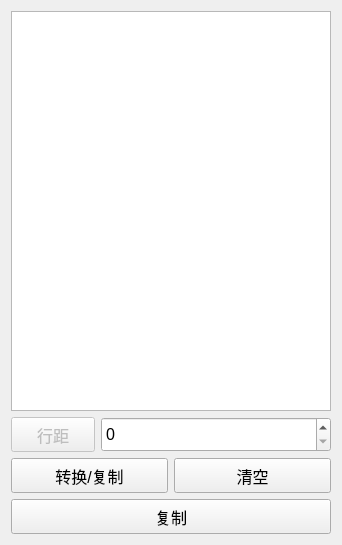
This is qt_project/edit/text2htmldlg.ui in RockyChing/qt_play as Qt 5 draws it before an edit. The edited form follows.
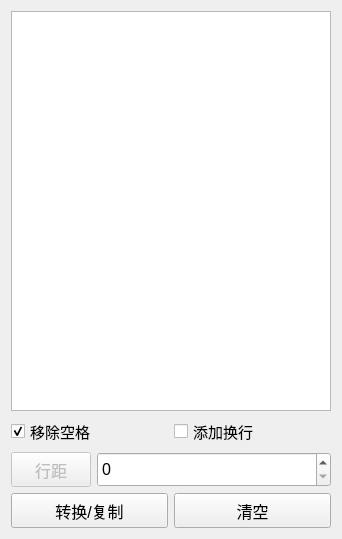
This is the edited form. Icons and pictures are not drawn.

Commit message: Dev V1.9.3 1. Add new line checkbox 2. Add del space checkbox

Diff of the .ui file:
```diff
--- a/qt_project/edit/text2htmldlg.ui
+++ b/qt_project/edit/text2htmldlg.ui
@@ -7,7 +7,7 @@
     <x>0</x>
     <y>0</y>
     <width>338</width>
-    <height>545</height>
+    <height>539</height>
    </rect>
   </property>
   <property name="windowTitle">
@@ -17,8 +17,8 @@
    <iconset resource="../resources.qrc">
     <normaloff>:/res/images/icon_play.png</normaloff>:/res/images/icon_play.png</iconset>
   </property>
-  <layout class="QGridLayout" name="gridLayout">
-   <item row="0" column="0">
+  <layout class="QVBoxLayout" name="verticalLayout">
+   <item>
     <widget class="QPlainTextEdit" name="textHtmlEdit">
      <property name="minimumSize">
       <size>
@@ -33,7 +33,38 @@
      </property>
     </widget>
    </item>
-   <item row="1" column="0">
+   <item>
+    <layout class="QHBoxLayout" name="horizontalLayout_3">
+     <item>
+      <widget class="QCheckBox" name="cBoxDelSpace">
+       <property name="font">
+        <font>
+         <pointsize>11</pointsize>
+        </font>
+       </property>
+       <property name="text">
+        <string>移除空格</string>
+       </property>
+       <property name="checked">
+        <bool>true</bool>
+       </property>
+      </widget>
+     </item>
+     <item>
+      <widget class="QCheckBox" name="cBoxNewLine">
+       <property name="font">
+        <font>
+         <pointsize>11</pointsize>
+        </font>
+       </property>
+       <property name="text">
+        <string>添加换行</string>
+       </property>
+      </widget>
+     </item>
+    </layout>
+   </item>
+   <item>
     <layout class="QHBoxLayout" name="horizontalLayout">
      <item>
       <widget class="QPushButton" name="btnNlDelOpen_2">
@@ -46,6 +77,12 @@
          <height>35</height>
         </size>
        </property>
+       <property name="maximumSize">
+        <size>
+         <width>80</width>
+         <height>16777215</height>
+        </size>
+       </property>
        <property name="font">
         <font>
          <pointsize>12</pointsize>
@@ -82,7 +119,7 @@
      </item>
     </layout>
    </item>
-   <item row="2" column="0">
+   <item>
     <layout class="QHBoxLayout" name="horizontalLayout_2">
      <item>
       <widget class="QPushButton" name="btnTransform">
@@ -122,24 +159,6 @@
      </item>
     </layout>
    </item>
-   <item row="3" column="0">
-    <widget class="QPushButton" name="btnCopy">
-     <property name="minimumSize">
-      <size>
-       <width>0</width>
-       <height>35</height>
-      </size>
-     </property>
-     <property name="font">
-      <font>
-       <pointsize>12</pointsize>
-      </font>
-     </property>
-     <property name="text">
-      <string>复制</string>
-     </property>
-    </widget>
-   </item>
   </layout>
  </widget>
  <resources>
```
The commit also changes 3 other files.
